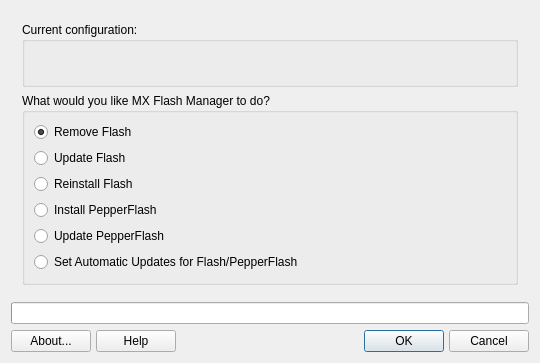
Old version of the form mxflash.ui in the repository MX-Linux/mx-flash.
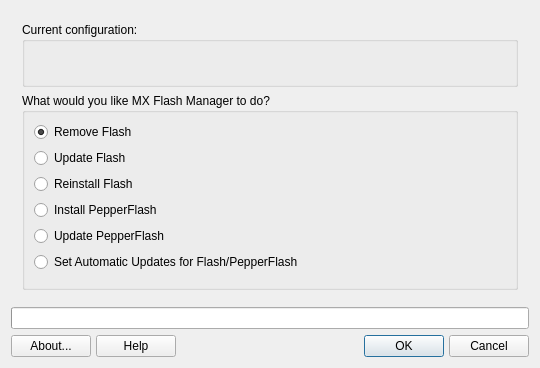
New version of the form. Icons and pictures are not drawn.

```diff
--- a/mxflash.ui
+++ b/mxflash.ui
@@ -7,7 +7,7 @@
     <x>0</x>
     <y>0</y>
     <width>540</width>
-    <height>363</height>
+    <height>368</height>
    </rect>
   </property>
   <property name="sizePolicy">
```
Left out of the diff: 18 changed lines with no effect on the pictures.
